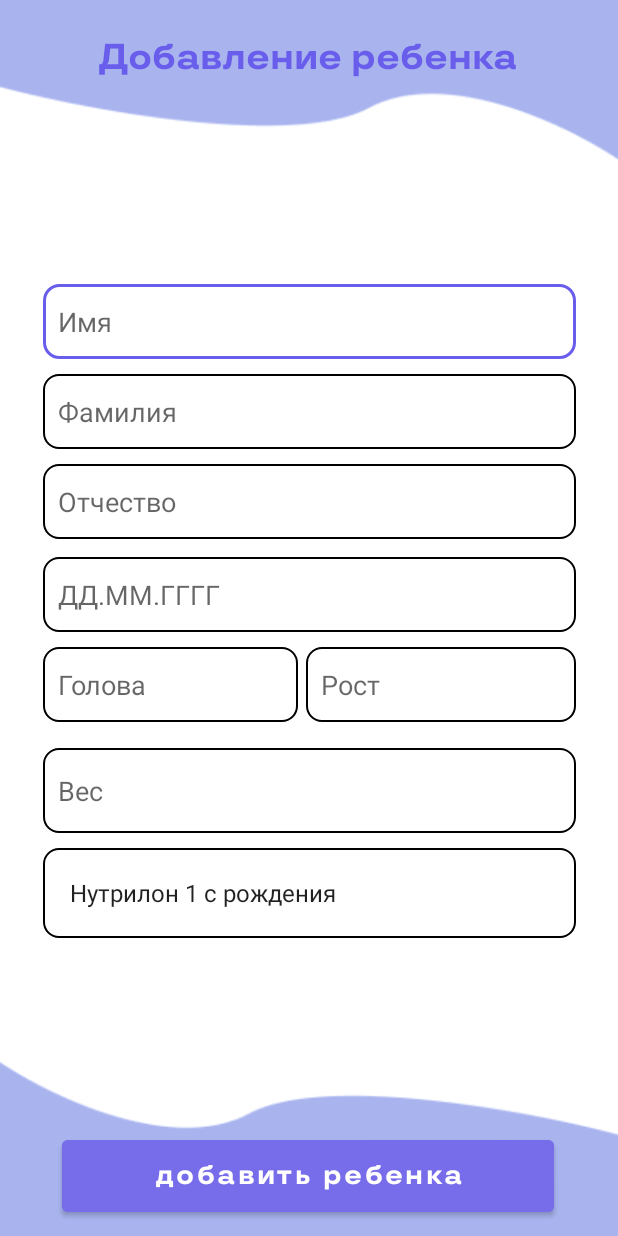
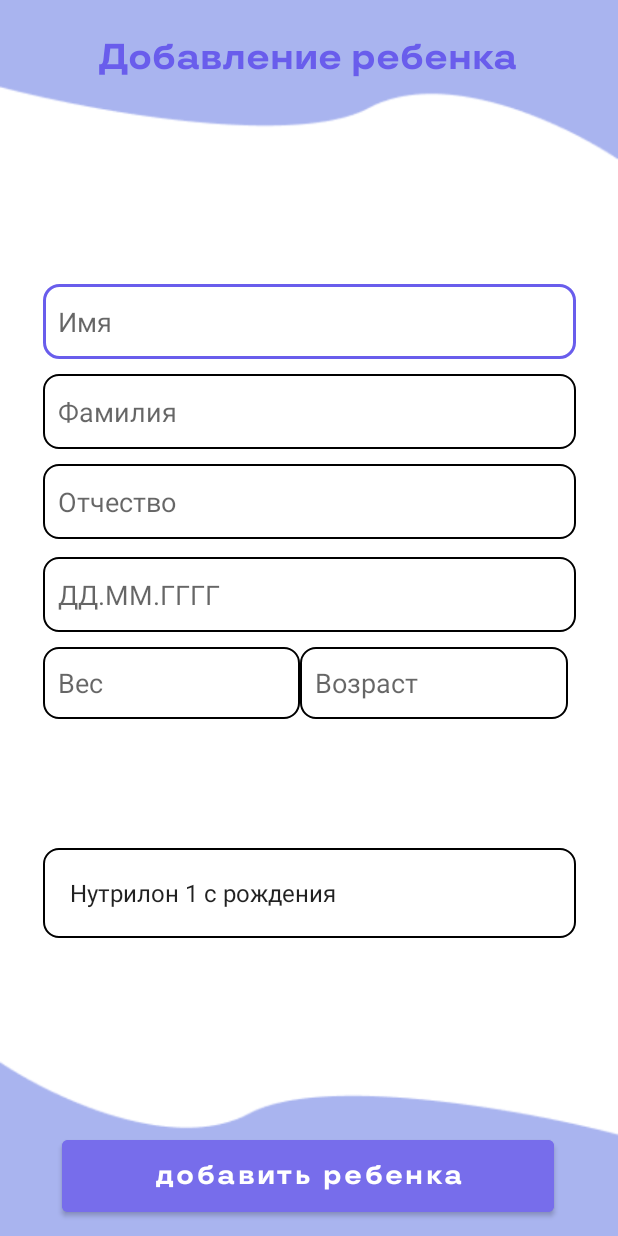
Before and after one commit to Ggamid/CalloCulateFinal, an Android app: the screen it shows after launch once a user with an empty profile is signed in (AddChildActivity), after a tap on "добавить ребенка", on a phone screen of 412 x 824 dp. Run offline under Robolectric (Android 15) with nearby library versions, the phone set to English and light mode, and no system bars; our stand-ins replace Firebase (no records; nobody signed in at launch, a user with empty details on screens opened directly); Roboto replaces fonts that are not available here.

Commit message:
no-argument ошибка пофикшена путем добавления в child пустого конструктора

```diff
--- a/app/src/main/java/com/example/myapplication/AddChildActivity.java
+++ b/app/src/main/java/com/example/myapplication/AddChildActivity.java
@@ -11,7 +11,7 @@ import com.google.firebase.database.DatabaseReference;
 import com.google.firebase.database.FirebaseDatabase;
 
 public class AddChildActivity extends AppCompatActivity {
-    EditText firstName,lastName,fatherName, birthDay;
+    EditText firstName,lastName,fatherName, birthDay, age;
     DatabaseReference firebaseDatabase;
     @Override
     protected void onCreate(Bundle savedInstanceState) {
@@ -24,6 +24,7 @@ public class AddChildActivity extends AppCompatActivity {
         lastName = findViewById(R.id.editTextTextPersonName4);
         fatherName = findViewById(R.id.editTextTextPersonName5);
         birthDay = findViewById(R.id.RegActivityBirthDay);
+        age = findViewById(R.id.Age);
         firebaseDatabase  = FirebaseDatabase.getInstance().getReference("Child");
     }
     public void setBD(View view){
--- a/app/src/main/java/com/example/myapplication/Child.java
+++ b/app/src/main/java/com/example/myapplication/Child.java
@@ -1,10 +1,7 @@
 package com.example.myapplication;
 
 public class Child {
-    public String  firstName, lastName, fatherName, birthDay, height = "", weight = "";
-
-    public Child() {
-    }
+    public String  firstName, lastName, fatherName, birthDay;
 
     public Child(String firstName, String lastName, String fatherName, String birthDay) {
         this.firstName = firstName;
@@ -12,6 +9,7 @@ public class Child {
         this.fatherName = fatherName;
         this.birthDay = birthDay;
     }
+    public Child(){}
 
 
     public String getFirstName() {
@@ -29,4 +27,6 @@ public class Child {
     public String getBirthDay() {
         return birthDay;
     }
+
+
 }
--- a/app/src/main/java/com/example/myapplication/MainActivity.java
+++ b/app/src/main/java/com/example/myapplication/MainActivity.java
@@ -57,9 +57,7 @@ public class MainActivity extends AppCompatActivity {
         rv.setAdapter(rvAdapter);
 
     }
-    private void init(){
 
-    }
 
 
     @Override
@@ -78,11 +76,11 @@ public class MainActivity extends AppCompatActivity {
     ValueEventListener vListener = new ValueEventListener() {
         @Override
         public void onDataChange(@NonNull DataSnapshot snapshot) {
-        childList.clear();
+//        childList.clear();
         for (DataSnapshot ds : snapshot.getChildren())
         {
             Child child = ds.getValue(Child.class);
-            assert child != null;
+//            assert child != null;
             childList.add(child);
         }
         }
--- a/app/src/main/res/layout/activity_add_child.xml
+++ b/app/src/main/res/layout/activity_add_child.xml
@@ -121,46 +121,37 @@
 
         <LinearLayout
             android:layout_width="match_parent"
-            android:layout_height="1dp"
+            android:layout_height="85dp"
             android:layout_marginTop="10dp"
             android:layout_weight="1"
             android:orientation="horizontal">
 
             <EditText
-                android:id="@+id/editTextTextPersonName2"
-                android:layout_width="159dp"
-                android:layout_height="50dp"
+                android:id="@+id/editTextTextPersonName7"
+                android:layout_width="171dp"
+                android:layout_height="wrap_content"
+                android:layout_weight="1"
+                android:background="@drawable/custom_input"
+                android:ems="10"
+                android:hint="@string/weight"
+                android:inputType="textPersonName"
+                android:minHeight="48dp"
+                android:padding="10dp" />
+
+            <EditText
+                android:id="@+id/Age"
+                android:layout_width="178dp"
+                android:layout_height="wrap_content"
                 android:layout_marginRight="5dp"
                 android:layout_weight="1"
                 android:background="@drawable/custom_input"
                 android:ems="10"
-                android:hint="@string/head"
+                android:hint="Возраст"
                 android:inputType="textPersonName"
+                android:minHeight="48dp"
                 android:padding="10dp" />
 
-            <EditText
-                android:id="@+id/editTextTextPersonName"
-                android:layout_width="169dp"
-                android:layout_height="50dp"
-                android:layout_weight="1"
-                android:background="@drawable/custom_input"
-                android:ems="10"
-                android:hint="@string/height"
-                android:inputType="textPersonName"
-                android:padding="10dp" />
         </LinearLayout>
-
-        <EditText
-            android:id="@+id/editTextTextPersonName7"
-            android:layout_width="match_parent"
-            android:layout_height="0dp"
-            android:layout_marginTop="10dp"
-            android:layout_weight="1"
-            android:background="@drawable/custom_input"
-            android:ems="10"
-            android:hint="@string/weight"
-            android:inputType="textPersonName"
-            android:padding="10dp" />
 
         <Spinner
             android:id="@+id/spinner"
```
